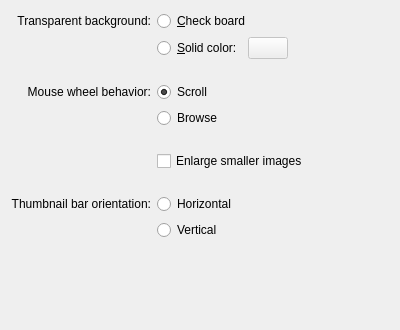
KDE/gwenview, file app/imageviewconfigpage.ui: the form before one commit.
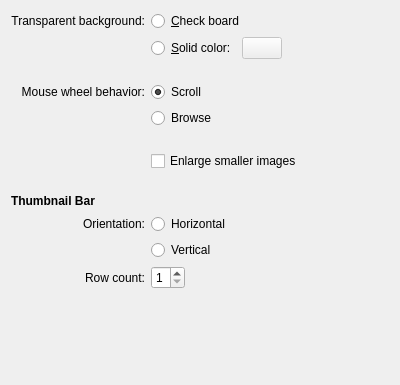
The form after the commit. Custom widgets are drawn as their Qt base class.

Commit message: Config to configure thumbnail bar row count.

What changed in the file:
```diff
--- a/app/imageviewconfigpage.ui
+++ b/app/imageviewconfigpage.ui
@@ -7,7 +7,7 @@
     <x>0</x>
     <y>0</y>
     <width>400</width>
-    <height>330</height>
+    <height>385</height>
    </rect>
   </property>
   <layout class="QGridLayout" name="gridLayout">
@@ -227,17 +227,24 @@
      </property>
     </spacer>
    </item>
-   <item row="8" column="0">
+   <item row="8" column="0" colspan="2">
+    <widget class="QLabel" name="label_2">
+     <property name="text">
+      <string>&lt;b&gt;Thumbnail Bar&lt;/b&gt;</string>
+     </property>
+    </widget>
+   </item>
+   <item row="9" column="0">
     <widget class="QLabel" name="label_9">
      <property name="text">
-      <string>Thumbnail bar orientation:</string>
+      <string>Orientation:</string>
      </property>
      <property name="alignment">
       <set>Qt::AlignRight|Qt::AlignTrailing|Qt::AlignVCenter</set>
      </property>
     </widget>
    </item>
-   <item row="8" column="1">
+   <item row="9" column="1">
     <layout class="QHBoxLayout" name="horizontalLayout_4">
      <item>
       <widget class="QRadioButton" name="horizontalRadioButton">
@@ -261,7 +268,7 @@
      </item>
     </layout>
    </item>
-   <item row="9" column="1">
+   <item row="10" column="1">
     <layout class="QHBoxLayout" name="horizontalLayout_5">
      <item>
       <widget class="QRadioButton" name="verticalRadioButton">
@@ -285,7 +292,44 @@
      </item>
     </layout>
    </item>
-   <item row="10" column="1">
+   <item row="11" column="0">
+    <widget class="QLabel" name="label">
+     <property name="text">
+      <string>Row count:</string>
+     </property>
+     <property name="alignment">
+      <set>Qt::AlignRight|Qt::AlignTrailing|Qt::AlignVCenter</set>
+     </property>
+    </widget>
+   </item>
+   <item row="11" column="1">
+    <layout class="QHBoxLayout" name="horizontalLayout_6">
+     <item>
+      <widget class="KIntSpinBox" name="kcfg_ThumbnailBarRowCount">
+       <property name="minimum">
+        <number>1</number>
+       </property>
+       <property name="maximum">
+        <number>4</number>
+       </property>
+      </widget>
+     </item>
+     <item>
+      <spacer name="horizontalSpacer_6">
+       <property name="orientation">
+        <enum>Qt::Horizontal</enum>
+       </property>
+       <property name="sizeHint" stdset="0">
+        <size>
+         <width>40</width>
+         <height>20</height>
+        </size>
+       </property>
+      </spacer>
+     </item>
+    </layout>
+   </item>
+   <item row="12" column="1">
     <spacer name="verticalSpacer_3">
      <property name="orientation">
       <enum>Qt::Vertical</enum>
@@ -306,6 +350,11 @@
    <extends>QPushButton</extends>
    <header>kcolorbutton.h</header>
   </customwidget>
+  <customwidget>
+   <class>KIntSpinBox</class>
+   <extends>QSpinBox</extends>
+   <header>knuminput.h</header>
+  </customwidget>
  </customwidgets>
  <resources/>
  <connections>
```
